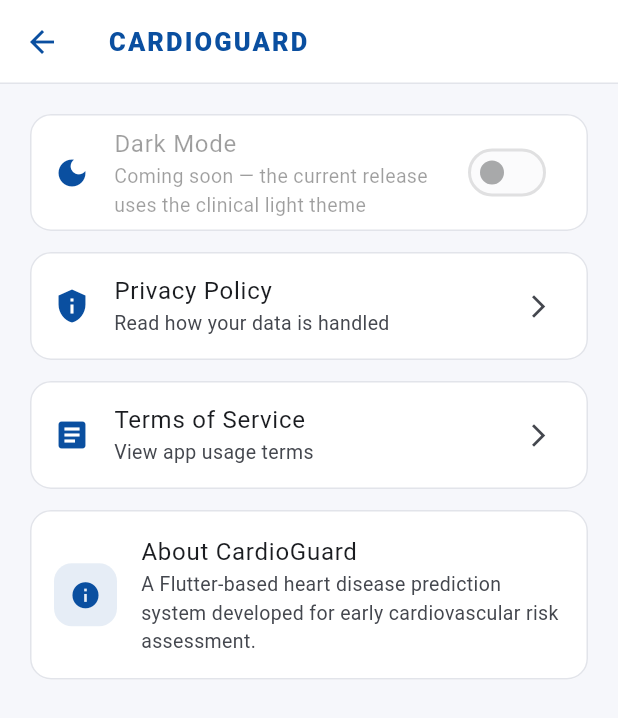
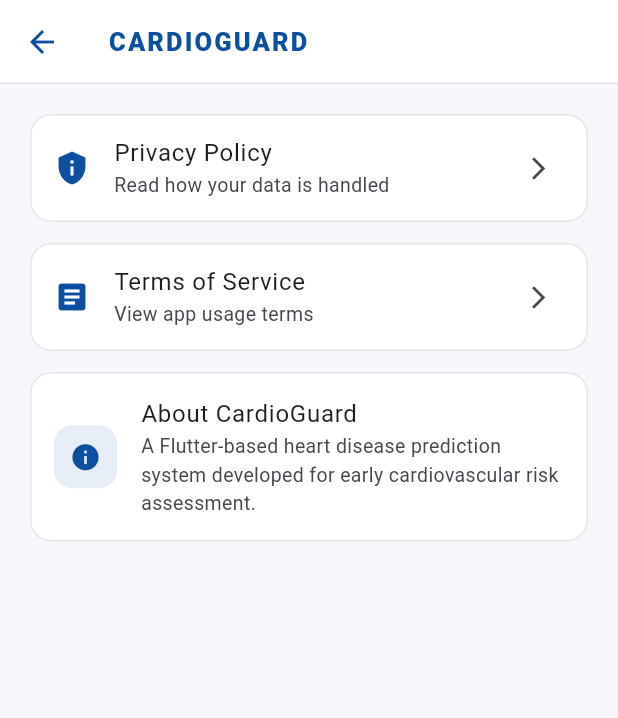
Before and after one commit to mothercoconuts93/HeartDiseasePredictionFYP, a Flutter app: the SettingsScreen screen opened directly, on a phone screen of 412 x 824 dp. Shown: the top 718 px of the screen. Run offline on Flutter 3.47's test engine with Material 3 defaults, Android fonts, the phone set to English and light mode, and no system bars; our stand-ins replace cloud_firestore, firebase_auth, firebase_core; accounts and stored records are empty.

Commit message:
Remove dark mode placeholder

```diff
--- a/flutter_app/lib/screens/profile/settings_screen.dart
+++ b/flutter_app/lib/screens/profile/settings_screen.dart
@@ -26,25 +26,6 @@ class SettingsScreen extends StatelessWidget {
     );
   }
 
-  Widget _switchTile({
-    required IconData icon,
-    required String title,
-    required String subtitle,
-    required bool value,
-    required bool enabled,
-  }) {
-    return Card(
-      margin: const EdgeInsets.only(bottom: 14),
-      child: SwitchListTile(
-        secondary: Icon(icon, color: AppTheme.primary),
-        title: Text(title),
-        subtitle: Text(subtitle),
-        value: value,
-        onChanged: enabled ? (_) {} : null,
-      ),
-    );
-  }
-
   @override
   Widget build(BuildContext context) {
     return Scaffold(
@@ -52,15 +33,6 @@ class SettingsScreen extends StatelessWidget {
       body: ListView(
         padding: const EdgeInsets.all(20),
         children: [
-          _switchTile(
-            icon: Icons.dark_mode,
-            title: 'Dark Mode',
-            subtitle:
-                'Coming soon — the current release uses the clinical light theme',
-            value: false,
-            enabled: false,
-          ),
-
           _settingsTile(
             icon: Icons.privacy_tip,
             title: 'Privacy Policy',
```
